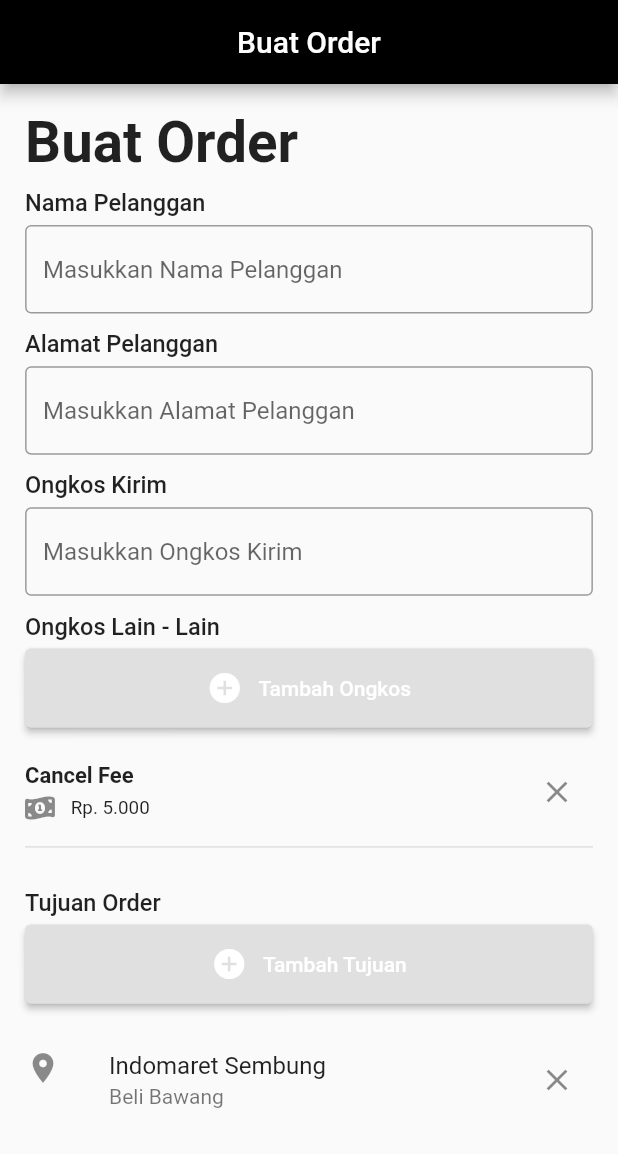
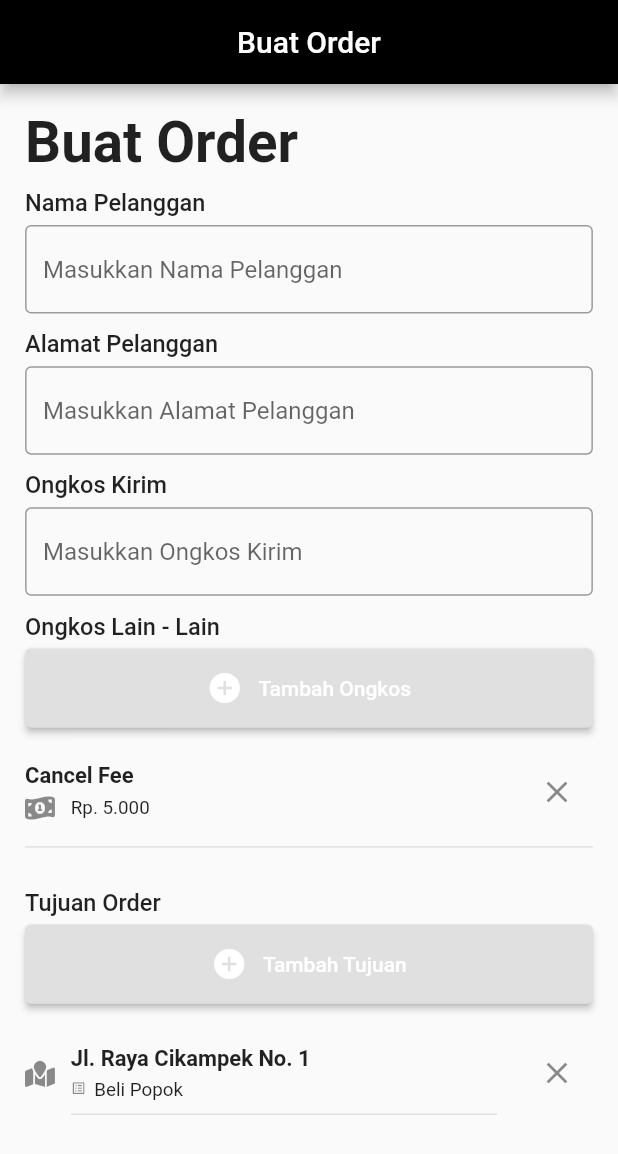
Before and after one commit to achreza/zendo_mobile_flutter, a Flutter app: the screen it shows after launch, on a phone screen of 412 x 824 dp. Shown: the top 1154 px of the screen. Run offline on Flutter 3.47's test engine with Material 2 defaults, Android fonts, the phone set to English and light mode, and no system bars; our stand-ins replace device_preview, flutter_screenutil, font_awesome_flutter, get, hive, hive_flutter; missing offline and left inert: wc_form_validators; accounts and stored records are empty.

Commit message:
add listview destinations

```diff
--- a/lib/app/modules/create-order/views/create_order_view.dart
+++ b/lib/app/modules/create-order/views/create_order_view.dart
@@ -140,6 +140,7 @@ class CreateOrderView extends GetView<CreateOrderController> {
                       SizedBox(height: inputSpace),
                       ListView(
                         shrinkWrap: true,
+                        physics: NeverScrollableScrollPhysics(),
                         children: [
                           Container(
                             decoration: BoxDecoration(
@@ -170,6 +171,7 @@ class CreateOrderView extends GetView<CreateOrderController> {
                                     ),
                                     SizedBox(height: 5.h),
                                     Row(
+                                      crossAxisAlignment: CrossAxisAlignment.center,
                                       children: [
                                         FaIcon(
                                           FontAwesomeIcons.moneyBill1Wave,
@@ -219,6 +221,7 @@ class CreateOrderView extends GetView<CreateOrderController> {
                           padding: EdgeInsets.symmetric(vertical: 16.h),
                           child: Row(
                             mainAxisAlignment: MainAxisAlignment.center,
+                            crossAxisAlignment: CrossAxisAlignment.center,
                             children: [
                               Icon(Icons.add_circle),
                               SizedBox(width: 10.w),
@@ -230,16 +233,57 @@ class CreateOrderView extends GetView<CreateOrderController> {
                       SizedBox(height: inputSpace),
                       ListView(
                         shrinkWrap: true,
+                        physics: NeverScrollableScrollPhysics(),
                         children: [
                           ListTile(
                             contentPadding: EdgeInsets.symmetric(vertical: kDefaultMargin),
-                            leading: Icon(Icons.location_on),
-                            trailing: IconButton(
-                              icon: Icon(Icons.close),
-                              onPressed: () {},
+                            trailing: IconButton(icon: Icon(Icons.close), onPressed: () {}),
+                            title: Row(
+                              crossAxisAlignment: CrossAxisAlignment.center,
+                              children: [
+                                FaIcon(FontAwesomeIcons.mapLocation, size: 17.w),
+                                SizedBox(width: 10.w),
+                                Expanded(
+                                  child: Container(
+                                    decoration: BoxDecoration(
+                                      border: Border(
+                                        bottom: BorderSide(
+                                          color: Colors.grey.shade300,
+                                        ),
+                                      ),
+                                    ),
+                                    child: Column(
+                                      crossAxisAlignment: CrossAxisAlignment.start,
+                                      children: [
+                                        SizedBox(height: 10.h),
+                                        Text(
+                                          'Jl. Raya Cikampek No. 1',
+                                          style: TextStyle(
+                                            fontSize: 14.sp,
+                                            fontWeight: FontWeight.w700,
+                                          ),
+                                        ),
+                                        SizedBox(height: 5.h),
+                                        Row(
+                                          children: [
+                                            Icon(Icons.list_alt, size: 10.w),
+                                            SizedBox(width: 5.w),
+                                            Text(
+                                              'Beli Popok',
+                                              style: TextStyle(
+                                                fontSize: 12.sp,
+                                                fontWeight: FontWeight.w400,
+                                              ),
+                                            ),
+                                          ],
+                                        ),
+                                        SizedBox(height: 10.h),
+                                      ],
+                                    ),
+                                  ),
+                                ),
+                              ],
                             ),
-                            title: Text('Indomaret Sembung'),
-                            subtitle: Text('Beli Bawang'),
                           ),
                         ],
                       ),
```
